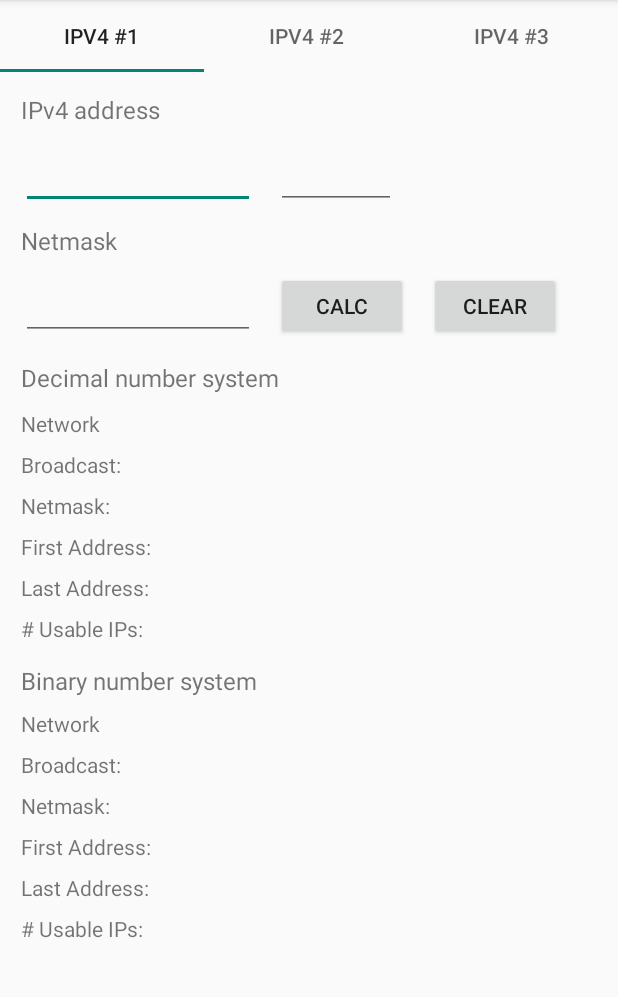
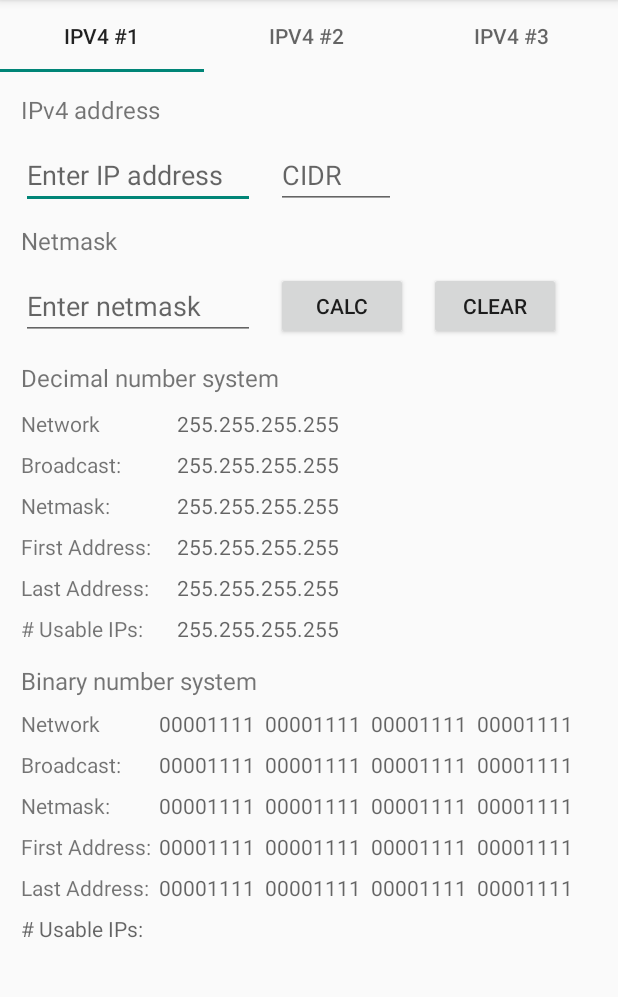
Before and after one commit to AleksandrButakov/ip-calculator-for-android, an Android app: the screen it shows after launch (MainActivity), after a tap on "CLEAR", on a phone screen of 412 x 824 dp, the part 84-1081 px from its top. Run offline under Robolectric (Android 15) with nearby library versions, the phone set to English and light mode, and no system bars.

Commit message:
01/02/2022

```diff
--- a/app/src/main/java/com/anbn/ipcalculatorforandroid/MainActivity.java
+++ b/app/src/main/java/com/anbn/ipcalculatorforandroid/MainActivity.java
@@ -1,9 +1,15 @@
 package com.anbn.ipcalculatorforandroid;
 
 import androidx.appcompat.app.AppCompatActivity;
+import androidx.constraintlayout.motion.utils.ViewState;
 import androidx.viewpager.widget.ViewPager;
 
+import android.app.Activity;
 import android.os.Bundle;
+import android.text.Editable;
+import android.text.InputType;
+import android.text.TextWatcher;
+import android.view.KeyEvent;
 import android.view.View;
 import android.widget.EditText;
 import android.widget.TextView;
@@ -14,9 +20,14 @@ import com.google.android.material.tabs.TabLayout;
 
 import org.w3c.dom.Text;
 
+import java.sql.SQLOutput;
+
 public class MainActivity extends AppCompatActivity {
 
     com.anbn.ipcalculatorforandroid.PageAdapter pageAdapter;
+
+    public TextView textView;
+    public EditText editText;
 
     @Override
     protected void onCreate(Bundle savedInstanceState) {
@@ -29,8 +40,6 @@ public class MainActivity extends AppCompatActivity {
         TabItem tabItem3 = (TabItem) findViewById(R.id.tab3);
         ViewPager viewPager = (ViewPager) findViewById(R.id.vpager);
 
-
-
         pageAdapter = new com.anbn.ipcalculatorforandroid.PageAdapter(getSupportFragmentManager(), tabLayout.getTabCount());
         viewPager.setAdapter(pageAdapter);
 
@@ -38,29 +47,62 @@ public class MainActivity extends AppCompatActivity {
             @Override
             public void onTabSelected(TabLayout.Tab tab) {
                 viewPager.setCurrentItem(tab.getPosition());
-
                 if(tab.getPosition() == 0 || tab.getPosition() == 1 || tab.getPosition() == 2)
                     pageAdapter.notifyDataSetChanged();
-
             }
 
             @Override
             public void onTabUnselected(TabLayout.Tab tab) {
-
             }
 
             @Override
             public void onTabReselected(TabLayout.Tab tab) {
+            }
 
+        });
+        viewPager.addOnPageChangeListener(new TabLayout.TabLayoutOnPageChangeListener(tabLayout));
+
+    }
+
+
+
+
+
+    // TAB_01
+    // изменение значения в поле EditText CIDR
+
+
+//android:onClick="onClickIPAddress1"
+
+
+
+    public void onClickIPAddress1 (View v) {
+        System.out.println("11111111");
+
+        EditText ed = (EditText) findViewById(R.id.ipAddressEdit1);
+        ed.setText("111");
+
+
+        ed.addTextChangedListener(new TextWatcher() {
+            public void afterTextChanged(Editable s) {
+
+            }
+            public void beforeTextChanged(CharSequence s, int start, int count, int after) {
+
+            }
+            public void onTextChanged(CharSequence s, int start, int before, int count) {
+                String s2;
+                EditText ipAddress1 = (EditText) findViewById(R.id.ipAddressEdit1);
+                TextView textViewIP = (TextView) findViewById(R.id.textView1);
+                s2 = String.valueOf(ipAddress1.getText());
+                textViewIP.setText(s2);
             }
         });
 
-        viewPager.addOnPageChangeListener(new TabLayout.TabLayoutOnPageChangeListener(tabLayout));
-        // listen for scroll or page change
-
     }
 
-    // TAB_01
+
+
     // нажатие кнопки CLEAR1, очишаем все поля ввода нулевой вкладки
     public void onClickClearButton1 (View v) {
         clearingFragment1Fields();
@@ -143,4 +185,7 @@ public class MainActivity extends AppCompatActivity {
 
 
 
+
+
+
 }
--- a/app/src/main/java/com/anbn/ipcalculatorforandroid/ftab1.java
+++ b/app/src/main/java/com/anbn/ipcalculatorforandroid/ftab1.java
@@ -4,9 +4,12 @@ import android.os.Bundle;
 
 import androidx.fragment.app.Fragment;
 
+import android.text.Editable;
+import android.text.TextWatcher;
 import android.view.LayoutInflater;
 import android.view.View;
 import android.view.ViewGroup;
+import android.widget.EditText;
 
 
 /**
--- a/app/src/main/res/layout/fragment_ftab1.xml
+++ b/app/src/main/res/layout/fragment_ftab1.xml
@@ -9,7 +9,8 @@
 
     <androidx.constraintlayout.widget.ConstraintLayout
         android:layout_width="match_parent"
-        android:layout_height="match_parent">
+        android:layout_height="match_parent"
+        >
 
         <TextView
             android:id="@+id/textView1"
@@ -29,11 +30,17 @@
             android:layout_height="wrap_content"
             android:layout_marginLeft="14dp"
             android:layout_marginTop="10dp"
+            android:digits=".0123456789"
             android:ems="10"
-            android:text="Enter IP address"
+            android:hint="Enter IP address"
+            android:inputType="numberSigned"
+            android:maxLength="15"
+
+            android:onClick="onClickIPAddress1"
+
+            android:selectAllOnFocus="false"
             app:layout_constraintStart_toStartOf="parent"
-            app:layout_constraintTop_toBottomOf="@+id/textView1"
-            tools:ignore="MissingConstraints" />
+            app:layout_constraintTop_toBottomOf="@+id/textView1" />
 
         <EditText
             android:id="@+id/cidr1"
@@ -42,9 +49,11 @@
             android:layout_marginStart="14dp"
             android:layout_marginTop="10dp"
             android:ems="10"
-            android:inputType="textPersonName"
-            android:onClick="cidr11"
-            android:text="CIDR"
+
+            android:inputType="number"
+            android:maxLength="2"
+            android:hint="CIDR"
+
             app:layout_constraintStart_toEndOf="@+id/ipAddressEdit1"
             app:layout_constraintTop_toBottomOf="@+id/textView1" />
 
@@ -68,7 +77,10 @@
             android:layout_marginStart="14dp"
             android:layout_marginTop="10dp"
             android:ems="10"
-            android:text="Enter netmask"
+            android:hint="Enter netmask"
+            android:digits=".0123456789"
+            android:inputType="numberSigned"
+            android:maxLength="15"
             app:layout_constraintStart_toStartOf="parent"
             app:layout_constraintTop_toBottomOf="@+id/textView2"
             tools:ignore="MissingConstraints" />
@@ -123,7 +135,7 @@
             android:layout_height="wrap_content"
             android:layout_marginStart="4dp"
             android:layout_marginTop="10dp"
-            android:text="255.255.255.255"
+            android:hint="255.255.255.255"
             android:textSize="14sp"
             app:layout_constraintStart_toEndOf="@+id/textView4"
             app:layout_constraintTop_toBottomOf="@+id/textView3" />
@@ -145,7 +157,7 @@
             android:layout_height="wrap_content"
             android:layout_marginStart="4dp"
             android:layout_marginTop="8dp"
-            android:text="255.255.255.255"
+            android:hint="255.255.255.255"
             android:textSize="14sp"
             app:layout_constraintStart_toEndOf="@+id/textView5"
             app:layout_constraintTop_toBottomOf="@+id/decNetworkIPText1" />
@@ -167,7 +179,7 @@
             android:layout_height="wrap_content"
             android:layout_marginStart="4dp"
             android:layout_marginTop="8dp"
-            android:text="255.255.255.255"
+            android:hint="255.255.255.255"
             android:textSize="14sp"
             app:layout_constraintStart_toEndOf="@+id/textView6"
             app:layout_constraintTop_toBottomOf="@+id/decBroadcastText1" />
@@ -189,7 +201,7 @@
             android:layout_height="wrap_content"
             android:layout_marginStart="4dp"
             android:layout_marginTop="8dp"
-            android:text="255.255.255.255"
+            android:hint="255.255.255.255"
             android:textSize="14sp"
             app:layout_constraintStart_toEndOf="@+id/textView7"
             app:layout_constraintTop_toBottomOf="@+id/decNetmaskText1" />
@@ -211,7 +223,7 @@
             android:layout_height="wrap_content"
             android:layout_marginStart="4dp"
             android:layout_marginTop="8dp"
-            android:text="255.255.255.255"
+            android:hint="255.255.255.255"
             android:textSize="14sp"
             app:layout_constraintStart_toEndOf="@+id/textView8"
             app:layout_constraintTop_toBottomOf="@+id/decFirstAddressText1" />
@@ -233,7 +245,7 @@
             android:layout_height="wrap_content"
             android:layout_marginStart="4dp"
             android:layout_marginTop="8dp"
-            android:text="255.255.255.255"
+            android:hint="255.255.255.255"
             android:textSize="14sp"
             app:layout_constraintStart_toEndOf="@+id/textView9"
             app:layout_constraintTop_toBottomOf="@+id/decLastAddressText1" />
@@ -265,7 +277,7 @@
             android:layout_width="wrap_content"
             android:layout_height="wrap_content"
             android:layout_marginTop="8dp"
-            android:text="00001111  00001111  00001111  00001111"
+            android:hint="00001111  00001111  00001111  00001111"
             android:textSize="14dp"
             app:layout_constraintStart_toEndOf="@+id/textView11"
             app:layout_constraintTop_toBottomOf="@+id/textView10" />
@@ -286,7 +298,7 @@
             android:layout_width="wrap_content"
             android:layout_height="wrap_content"
             android:layout_marginTop="8dp"
-            android:text="00001111  00001111  00001111  00001111"
+            android:hint="00001111  00001111  00001111  00001111"
             android:textSize="14sp"
             app:layout_constraintStart_toEndOf="@+id/textView12"
             app:layout_constraintTop_toBottomOf="@+id/binNetworkText1" />
@@ -307,7 +319,7 @@
             android:layout_width="wrap_content"
             android:layout_height="wrap_content"
             android:layout_marginTop="8dp"
-            android:text="00001111  00001111  00001111  00001111"
+            android:hint="00001111  00001111  00001111  00001111"
             android:textSize="14sp"
             app:layout_constraintStart_toEndOf="@+id/textView13"
             app:layout_constraintTop_toBottomOf="@+id/binBroadcastText1" />
@@ -328,7 +340,7 @@
             android:layout_width="wrap_content"
             android:layout_height="wrap_content"
             android:layout_marginTop="8dp"
-            android:text="00001111  00001111  00001111  00001111"
+            android:hint="00001111  00001111  00001111  00001111"
             android:textSize="14sp"
             app:layout_constraintStart_toEndOf="@+id/textView14"
             app:layout_constraintTop_toBottomOf="@+id/binNetmaskText1" />
@@ -349,7 +361,7 @@
             android:layout_width="wrap_content"
             android:layout_height="wrap_content"
             android:layout_marginTop="8dp"
-            android:text="00001111  00001111  00001111  00001111"
+            android:hint="00001111  00001111  00001111  00001111"
             android:textSize="14sp"
             app:layout_constraintStart_toEndOf="@+id/textView15"
             app:layout_constraintTop_toBottomOf="@+id/binFirstAddressText1" />
@@ -360,7 +372,7 @@
             android:layout_height="wrap_content"
             android:layout_marginStart="14dp"
             android:layout_marginTop="8dp"
-            android:text="# Usable IPs:"
+            android:hint="# Usable IPs:"
             android:textSize="14sp"
             app:layout_constraintStart_toStartOf="parent"
             app:layout_constraintTop_toBottomOf="@+id/textView15" />
@@ -375,5 +387,6 @@
             app:layout_constraintStart_toEndOf="@+id/textView16"
             app:layout_constraintTop_toBottomOf="@+id/binLastAddressText1" />
 
+
     </androidx.constraintlayout.widget.ConstraintLayout>
 </FrameLayout>
```
